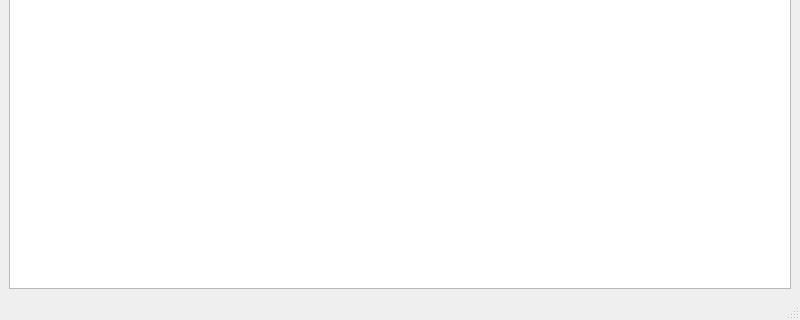
The window that dartboard/views/ManagePlayers.ui (Jedimaster4559/CS499-DartBoard) describes before a commit, drawn with Qt 5; both pictures show x 0 to 800 and y 280 to 600 of the 800 by 600 pixel window.
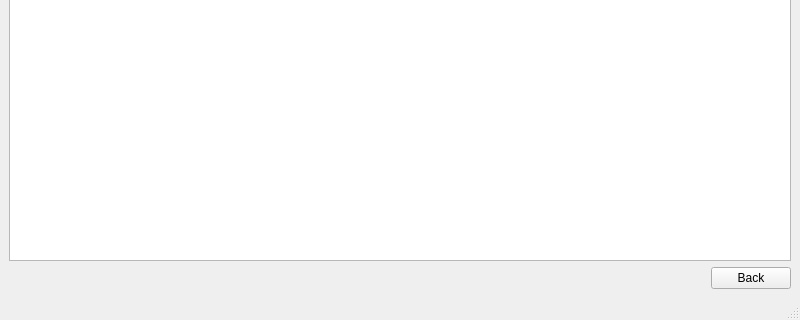
The same window after the commit.

Commit message: Added back button to "Manage Players" and added event handlers for menu items on Scorer

```diff
--- a/dartboard/views/ManagePlayers.ui
+++ b/dartboard/views/ManagePlayers.ui
@@ -45,6 +45,13 @@
     <item row="1" column="0" colspan="3">
      <widget class="QListWidget" name="players_listwidget"/>
     </item>
+    <item row="2" column="2">
+     <widget class="QPushButton" name="return_button">
+      <property name="text">
+       <string>Back</string>
+      </property>
+     </widget>
+    </item>
    </layout>
   </widget>
   <widget class="QMenuBar" name="menubar">
```
Left out of the diff: 14 changed lines with no effect on the pictures. The commit also changes 7 other files.
